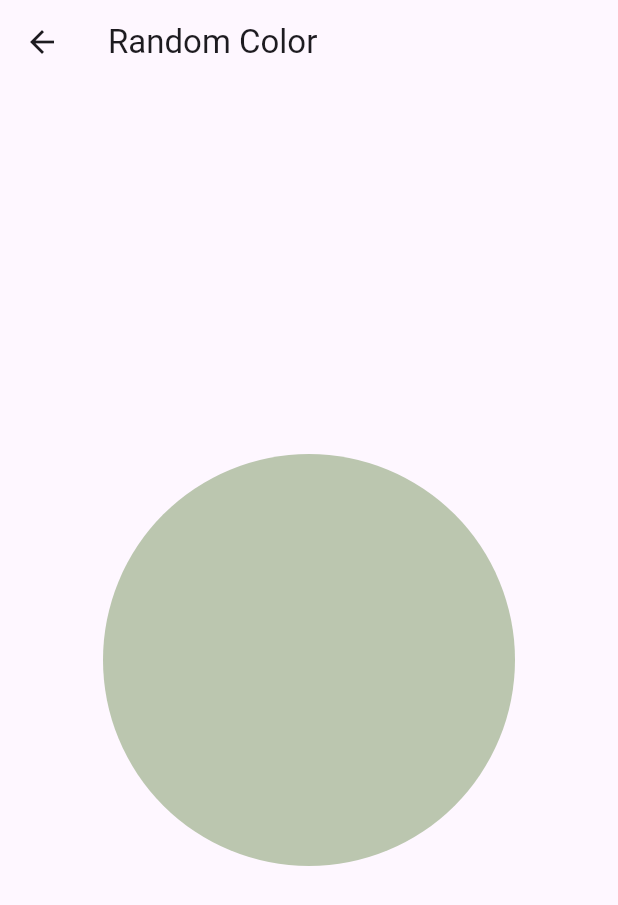
After one commit to webrror/flutter-animations, a Flutter app: the screen it shows after launch, after a tap on "Random Color", on a phone screen of 412 x 824 dp. The commit adds this screen. Shown: the top 905 px of the screen. Run offline on Flutter 3.47's test engine with Material 2 defaults, Android fonts, the phone set to English and light mode, and no system bars.

Commit message:
added examples 4, 5, and 6

```diff
--- /dev/null
+++ b/lib/animations/example6.dart
@@ -0,0 +1,76 @@
+import 'package:flutter/material.dart';
+import 'dart:math' as math;
+
+class CicleClipper extends CustomClipper<Path> {
+  @override
+  Path getClip(Size size) {
+    var path = Path();
+
+    final oval = Rect.fromCircle(
+        center: Offset(size.width / 2, size.height / 2),
+        radius: size.width / 2);
+
+    path.addOval(oval);
+
+    return path;
+  }
+
+  @override
+  bool shouldReclip(covariant CustomClipper<Path> oldClipper) => false;
+}
+
+/*
+
+  A R G B
+  A = Alpha ( 0 - 255 )
+  R = Red ( 0 - 255 )
+  G = Green ( 0 - 255 )
+  B = Blue ( 0 - 255 )
+
+ */
+
+Color randomColor() => Color(0xFF000000 + math.Random().nextInt(0xFFFFFFFF));
+
+class Example6 extends StatefulWidget {
+  const Example6({super.key});
+
+  @override
+  State<Example6> createState() => _Example6State();
+}
+
+class _Example6State extends State<Example6> {
+  var color = randomColor();
+
+  @override
+  Widget build(BuildContext context) {
+    return Scaffold(
+      appBar: AppBar(
+        title: const Text("Random Color"),
+      ),
+      body: Center(
+        child: ClipPath(
+          clipper: CicleClipper(),
+          child: TweenAnimationBuilder(
+            duration: const Duration(milliseconds: 400),
+            tween: ColorTween(begin: randomColor(), end: color),
+            onEnd: () {
+              setState(() {
+                color = randomColor();
+              });
+            },
+            builder: (context, value, child) {
+              return ColorFiltered(
+                colorFilter: ColorFilter.mode(value!, BlendMode.color),
+                child: Container(
+                  width: MediaQuery.of(context).size.width / 1.5,
+                  height: MediaQuery.of(context).size.height / 1.5,
+                  color: Colors.greenAccent,
+                ),
+              );
+            },
+          ),
+        ),
+      ),
+    );
+  }
+}
--- a/lib/main.dart
+++ b/lib/main.dart
@@ -1,5 +1,8 @@
 import 'package:anim1/animations/example1.dart';
 import 'package:anim1/animations/example2.dart';
+import 'package:anim1/animations/example4.dart';
+import 'package:anim1/animations/example5.dart';
+import 'package:anim1/animations/example6.dart';
 import 'package:flutter/material.dart';
 
 import 'animations/example3.dart';
@@ -23,7 +26,10 @@ void main() {
     routes: {
       '/e1':(context) => const Example1(),
       '/e2': (context) => const Example2(),
-      '/e3': (context) => const Example3()
+      '/e3': (context) => const Example3(),
+      '/e4': (context) => const Example4(),
+      '/e5': (context) => const Example5(),
+      '/e6': (context) => const Example6()
     },
   ));
 }
@@ -73,6 +79,42 @@ class Router extends StatelessWidget {
               subtitle: const Text("Example 3"),
               trailing: const Icon(Icons.chevron_right_rounded),
             ),
+          ),
+          Card(
+            child: ListTile(
+              shape: RoundedRectangleBorder(
+                  borderRadius: BorderRadius.circular(8)),
+              onTap: () {
+                Navigator.pushNamed(context, '/e4');
+              },
+              title: const Text("Hero Animation"),
+              subtitle: const Text("Example 4"),
+              trailing: const Icon(Icons.chevron_right_rounded),
+            ),
+          ),
+          Card(
+            child: ListTile(
+              shape: RoundedRectangleBorder(
+                  borderRadius: BorderRadius.circular(8)),
+              onTap: () {
+                Navigator.pushNamed(context, '/e5');
+              },
+              title: const Text("Implicit Animations"),
+              subtitle: const Text("Example 5"),
+              trailing: const Icon(Icons.chevron_right_rounded),
+            ),
+          ),
+          Card(
+            child: ListTile(
+              shape: RoundedRectangleBorder(
+                  borderRadius: BorderRadius.circular(8)),
+              onTap: () {
+                Navigator.pushNamed(context, '/e6');
+              },
+              title: const Text("Random Color"),
+              subtitle: const Text("Example 6"),
+              trailing: const Icon(Icons.chevron_right_rounded),
+            ),
           )
         ],
       ),
--- a/pubspec.yaml
+++ b/pubspec.yaml
@@ -60,8 +60,8 @@ flutter:
   uses-material-design: true
 
   # To add assets to your application, add an assets section, like this:
-  # assets:
-  #   - images/a_dot_burr.jpeg
+  assets:
+    - assets/image.jpg
   #   - images/a_dot_ham.jpeg
 
   # An image asset can refer to one or more resolution-specific "variants", see
```
Also changed, not shown: lib/animations/example4.dart (added, +124 -0 lines), lib/animations/example5.dart (added, +62 -0 lines), assets/image.jpg (added).
